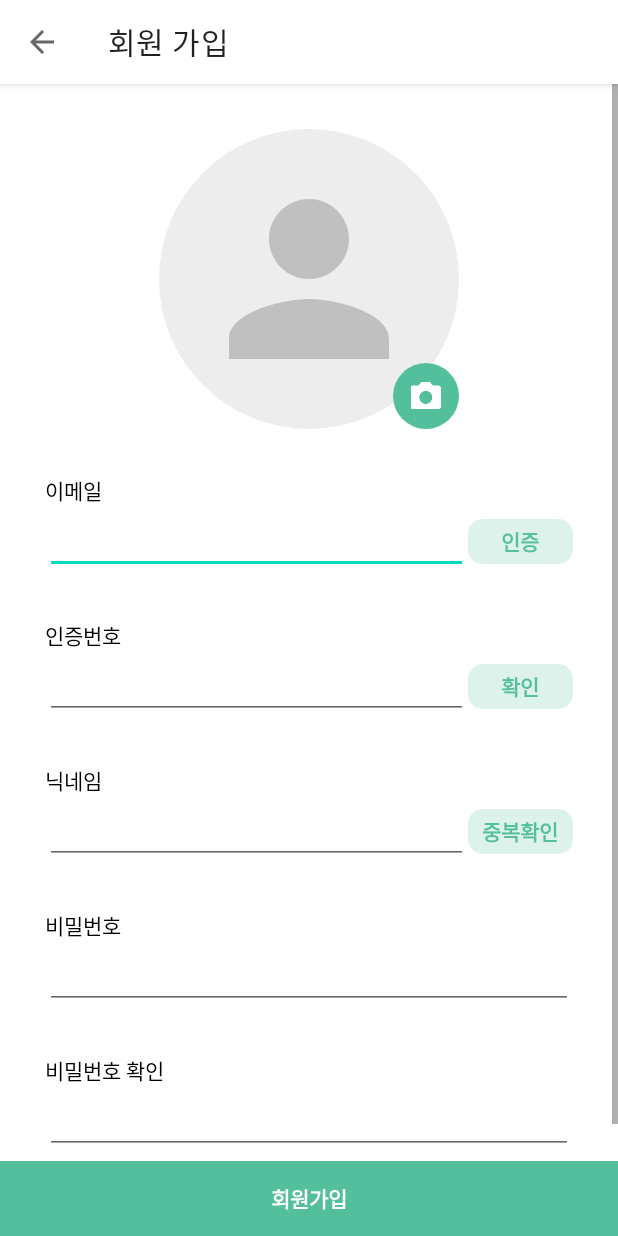
After one commit to Amazing-Stamp-Team/stamp-android, an Android app: the RegisterActivity screen opened directly, with no data from a screen before it, on a phone screen of 412 x 824 dp. The commit adds this screen. Run offline under Robolectric (Android 15) with nearby library versions, the phone set to English and light mode, and no system bars.

Commit message:
회원가입 페이지 레이아웃 추가

```diff
--- a/app/src/main/AndroidManifest.xml
+++ b/app/src/main/AndroidManifest.xml
@@ -14,9 +14,12 @@
         android:theme="@style/Theme.Stamp"
         tools:targetApi="31">
         <activity
+            android:name=".pages.sign.RegisterActivity"
+            android:exported="false" />
+        <activity
             android:name=".pages.sign.LoginActivity"
-            android:windowSoftInputMode="adjustResize"
-            android:exported="true" >
+            android:exported="true"
+            android:windowSoftInputMode="adjustResize">
             <intent-filter>
                 <action android:name="android.intent.action.MAIN" />
 
@@ -25,9 +28,7 @@
         </activity>
         <activity
             android:name=".pages.MainActivity"
-            android:exported="true">
-
-        </activity>
+            android:exported="true"></activity>
     </application>
 
 </manifest>
--- a/app/src/main/java/com/example/stamp/pages/sign/LoginActivity.kt
+++ b/app/src/main/java/com/example/stamp/pages/sign/LoginActivity.kt
@@ -51,6 +51,11 @@ class LoginActivity : AppCompatActivity() {
                 }
             }
 
+            btnRegister.setOnClickListener {
+                val intent = Intent(this@LoginActivity, RegisterActivity::class.java)
+                startActivity(intent)
+            }
+
 
 
             // dev
--- /dev/null
+++ b/app/src/main/java/com/example/stamp/pages/sign/RegisterActivity.kt
@@ -0,0 +1,36 @@
+package com.example.stamp.pages.sign
+
+import androidx.appcompat.app.AppCompatActivity
+import android.os.Bundle
+import android.view.MenuItem
+import com.example.stamp.databinding.ActivityRegisterBinding
+
+class RegisterActivity : AppCompatActivity() {
+    private val binding by lazy { ActivityRegisterBinding.inflate(layoutInflater) }
+    override fun onCreate(savedInstanceState: Bundle?) {
+        super.onCreate(savedInstanceState)
+        setContentView(binding.root)
+
+        setSupportActionBar(binding.toolbarRegister)
+        supportActionBar?.run {
+            // 앱 바 뒤로가기 버튼 설정
+            setDisplayHomeAsUpEnabled(true)
+        }
+
+        binding.run {
+            btnRegisterFinish.setOnClickListener { finish() }
+        }
+    }
+
+
+    override fun onOptionsItemSelected(item: MenuItem): Boolean {
+        // 앱 바 클릭 이벤트
+        when (item.itemId) {
+            android.R.id.home -> {
+                finish()
+                return true
+            }
+        }
+        return super.onOptionsItemSelected(item)
+    }
+}
--- /dev/null
+++ b/app/src/main/res/drawable/btn_main_light_10.xml
@@ -0,0 +1,8 @@
+<?xml version="1.0" encoding="utf-8"?>
+<shape xmlns:android="http://schemas.android.com/apk/res/android">
+    <solid android:color="@color/main_color_80" />
+    <stroke
+        android:width="0dp"
+        android:color="@color/main_color_80" />
+    <corners android:radius="10dp" />
+</shape>
--- /dev/null
+++ b/app/src/main/res/drawable/btn_main_square.xml
@@ -0,0 +1,8 @@
+<?xml version="1.0" encoding="utf-8"?>
+<shape xmlns:android="http://schemas.android.com/apk/res/android">
+    <solid android:color="@color/main_color_100" />
+    <stroke
+        android:width="0dp"
+        android:color="@color/main_color_100" />
+    <corners android:radius="0dp" />
+</shape>
--- /dev/null
+++ b/app/src/main/res/drawable/circle_gray.xml
@@ -0,0 +1,7 @@
+<?xml version="1.0" encoding="utf-8"?>
+<shape xmlns:android="http://schemas.android.com/apk/res/android"
+    android:shape="oval">
+
+    <solid android:color="@color/gray_10" />
+
+</shape>
--- /dev/null
+++ b/app/src/main/res/drawable/circle_main.xml
@@ -0,0 +1,7 @@
+<?xml version="1.0" encoding="utf-8"?>
+<shape xmlns:android="http://schemas.android.com/apk/res/android"
+    android:shape="oval">
+
+    <solid android:color="@color/main_color_100" />
+
+</shape>
--- /dev/null
+++ b/app/src/main/res/drawable/ic_person_vector.xml
@@ -0,0 +1,5 @@
+<vector android:height="24dp" android:tint="#000000"
+    android:viewportHeight="24" android:viewportWidth="24"
+    android:width="24dp" xmlns:android="http://schemas.android.com/apk/res/android">
+    <path android:fillColor="@android:color/white" android:pathData="M12,12c2.21,0 4,-1.79 4,-4s-1.79,-4 -4,-4 -4,1.79 -4,4 1.79,4 4,4zM12,14c-2.67,0 -8,1.34 -8,4v2h16v-2c0,-2.66 -5.33,-4 -8,-4z"/>
+</vector>
--- /dev/null
+++ b/app/src/main/res/layout/activity_register.xml
@@ -0,0 +1,166 @@
+<?xml version="1.0" encoding="utf-8"?>
+<LinearLayout xmlns:android="http://schemas.android.com/apk/res/android"
+    xmlns:app="http://schemas.android.com/apk/res-auto"
+    xmlns:tools="http://schemas.android.com/tools"
+    android:layout_width="match_parent"
+    android:layout_height="match_parent"
+    android:orientation="vertical"
+    tools:context=".pages.sign.RegisterActivity">
+
+
+    <androidx.appcompat.widget.Toolbar
+        android:id="@+id/toolbar_register"
+        android:layout_width="match_parent"
+        android:layout_height="wrap_content"
+        android:background="@color/white"
+        android:elevation="3dp"
+        app:title="@string/obj_register_title" />
+
+
+    <ScrollView
+        android:layout_width="match_parent"
+        android:layout_height="match_parent"
+        android:layout_weight="1">
+
+        <LinearLayout
+            android:layout_width="match_parent"
+            android:layout_height="match_parent"
+            android:orientation="vertical"
+            android:paddingHorizontal="@dimen/gap_horizontal"
+            android:paddingVertical="@dimen/gap_vertical">
+
+            <FrameLayout
+                android:layout_width="200dp"
+                android:layout_height="200dp"
+                android:layout_gravity="center_horizontal">
+
+                <ImageView
+                    android:id="@+id/iv_profile"
+                    android:layout_width="200dp"
+                    android:layout_height="200dp"
+                    android:layout_gravity="center"
+                    android:background="@drawable/circle_gray"
+                    android:padding="20dp"
+                    android:src="@drawable/ic_person_vector"
+                    app:tint="#30000000" />
+
+                <ImageView
+                    android:id="@+id/iv_profile_add"
+                    android:layout_width="wrap_content"
+                    android:layout_height="wrap_content"
+                    android:layout_gravity="right|bottom"
+                    android:background="@drawable/circle_main"
+                    android:foreground="?attr/selectableItemBackground"
+                    android:padding="@dimen/gap_line"
+                    android:src="@drawable/ic_photo"
+                    app:tint="@color/white" />
+            </FrameLayout>
+
+            <TextView
+                android:id="@+id/tv_register_email"
+                android:layout_width="wrap_content"
+                android:layout_height="wrap_content"
+                android:layout_marginTop="@dimen/gap_vertical"
+                android:text="@string/obj_register_email" />
+
+            <LinearLayout
+                android:layout_width="match_parent"
+                android:layout_height="wrap_content"
+                android:orientation="horizontal">
+
+                <EditText
+                    android:layout_width="match_parent"
+                    android:layout_height="wrap_content"
+                    android:layout_weight="1" />
+
+                <androidx.appcompat.widget.AppCompatButton
+                    android:id="@+id/btn_email"
+                    android:layout_width="70dp"
+                    android:layout_height="@dimen/btn_small_height"
+                    android:background="@drawable/btn_main_light_10"
+                    android:text="@string/obj_email_certify"
+                    android:textColor="@color/main_color_100" />
+
+            </LinearLayout>
+
+            <TextView
+                android:layout_width="wrap_content"
+                android:layout_height="wrap_content"
+                android:layout_marginTop="@dimen/gap_vertical"
+                android:text="@string/obj_register_email_certify" />
+
+            <LinearLayout
+                android:layout_width="match_parent"
+                android:layout_height="wrap_content"
+                android:orientation="horizontal">
+
+                <EditText
+                    android:layout_width="match_parent"
+                    android:layout_height="wrap_content"
+                    android:layout_weight="1" />
+
+                <androidx.appcompat.widget.AppCompatButton
+                    android:id="@+id/btn_email_certify"
+                    android:layout_width="70dp"
+                    android:layout_height="@dimen/btn_small_height"
+                    android:background="@drawable/btn_main_light_10"
+                    android:text="@string/obj_email_certify_ok"
+                    android:textColor="@color/main_color_100" />
+            </LinearLayout>
+
+            <TextView
+                android:layout_width="wrap_content"
+                android:layout_height="wrap_content"
+                android:layout_marginTop="@dimen/gap_vertical"
+                android:text="@string/obj_register_nickname" />
+
+            <LinearLayout
+                android:layout_width="match_parent"
+                android:layout_height="wrap_content"
+                android:orientation="horizontal">
+
+                <EditText
+                    android:layout_width="match_parent"
+                    android:layout_height="wrap_content"
+                    android:layout_weight="1" />
+
+                <androidx.appcompat.widget.AppCompatButton
+                    android:id="@+id/btn_nickname_dupl"
+                    android:layout_width="70dp"
+                    android:layout_height="@dimen/btn_small_height"
+                    android:background="@drawable/btn_main_light_10"
+                    android:text="@string/obj_register_nickname_dupl"
+                    android:textColor="@color/main_color_100" />
+            </LinearLayout>
+
+            <TextView
+                android:layout_width="wrap_content"
+                android:layout_height="wrap_content"
+                android:layout_marginTop="@dimen/gap_vertical"
+                android:text="@string/obj_register_password" />
+
+            <EditText
+                android:layout_width="match_parent"
+                android:layout_height="wrap_content"
+                android:inputType="textPassword" />
+
+
+            <TextView
+                android:layout_width="wrap_content"
+                android:layout_height="wrap_content"
+                android:layout_marginTop="@dimen/gap_vertical"
+                android:text="@string/obj_register_password_check" />
+
+            <EditText
+                android:layout_width="match_parent"
+                android:layout_height="wrap_content" />
+        </LinearLayout>
+    </ScrollView>
+
+    <androidx.appcompat.widget.AppCompatButton
+        android:id="@+id/btn_register_finish"
+        android:layout_width="match_parent"
+        android:layout_height="@dimen/btn_full_height"
+        android:background="@drawable/btn_main_square"
+        android:text="@string/obj_register_finish" />
+</LinearLayout>
--- a/app/src/main/res/values/dimen.xml
+++ b/app/src/main/res/values/dimen.xml
@@ -11,4 +11,6 @@
 
     <dimen name="btn_full_height">50dp</dimen>
 
+    <dimen name="btn_small_height">30dp</dimen>
+
 </resources>
--- a/app/src/main/res/values/strings.xml
+++ b/app/src/main/res/values/strings.xml
@@ -15,4 +15,14 @@
     <string name="obj_email">이메일</string>
     <string name="obj_pw">비밀번호</string>
     <string name="obj_home_title">STAMP</string>
+    <string name="obj_register_title">회원 가입</string>
+    <string name="obj_register_email">이메일</string>
+    <string name="obj_email_certify">인증</string>
+    <string name="obj_register_email_certify">인증번호</string>
+    <string name="obj_email_certify_ok">확인</string>
+    <string name="obj_register_nickname">닉네임</string>
+    <string name="obj_register_nickname_dupl">중복확인</string>
+    <string name="obj_register_password">비밀번호</string>
+    <string name="obj_register_password_check">비밀번호 확인</string>
+    <string name="obj_register_finish">회원가입</string>
 </resources>
```
